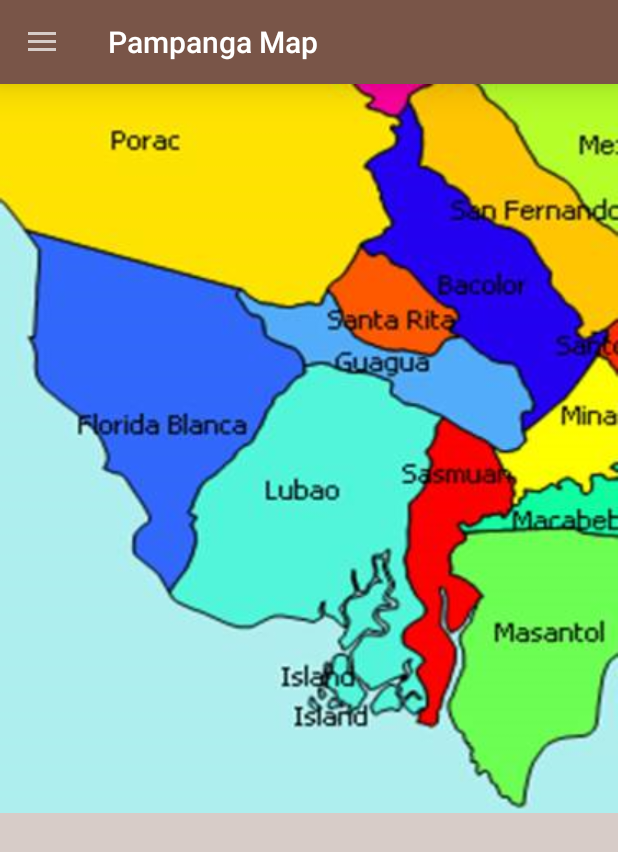
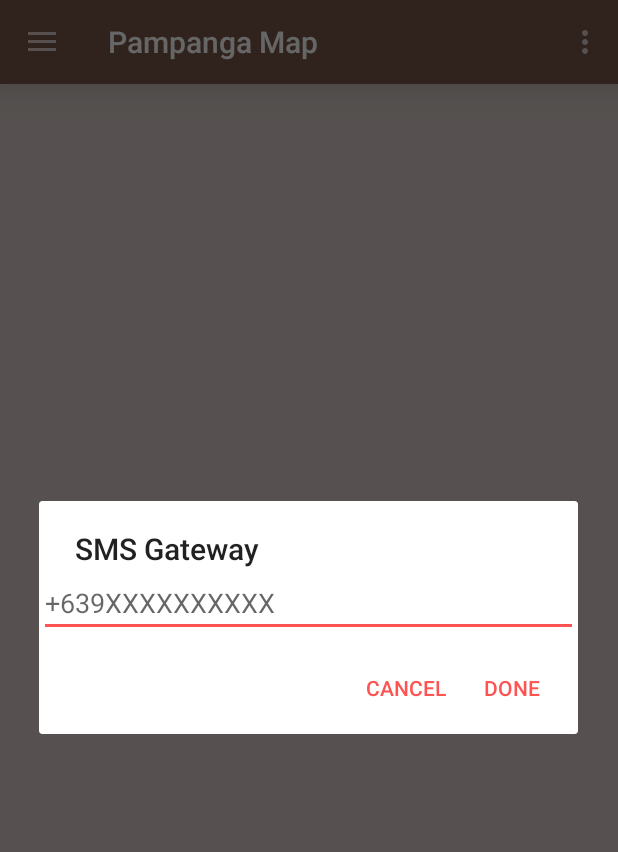
Before and after one commit to mnl-assasin/PampangaFloodWatch, an Android app: the screen it shows after launch (MainActivity), after a tap on "Pampanga Map", on a phone screen of 412 x 824 dp. Shown: the top 852 px of the screen. Run offline under Robolectric (Android 15) with nearby library versions, the phone set to English and light mode, and no system bars; our stand-ins replace ButterKnife; 1 other tap on this screen came first.

Commit message:
Update: Added SMS Parsing

```diff
--- a/app/src/main/java/com/dhvtsu/pampangafloodwatch/builder/DialogBuilder.java
+++ b/app/src/main/java/com/dhvtsu/pampangafloodwatch/builder/DialogBuilder.java
@@ -3,6 +3,7 @@ package com.dhvtsu.pampangafloodwatch.builder;
 import android.app.AlertDialog;
 import android.content.Context;
 import android.content.DialogInterface;
+import android.view.View;
 
 import com.dhvtsu.pampangafloodwatch.R;
 
@@ -34,14 +35,14 @@ public class DialogBuilder {
     }
 
     public static void dialogBuilder(final Context ctx, String title, String message, boolean cancelable, String pButton,
-                                     DialogInterface.OnClickListener positiveListener, String nButton,
-                                     DialogInterface.OnClickListener negativeListener) {
-        AlertDialog.Builder builder = new AlertDialog.Builder(ctx);
+                                     DialogInterface.OnClickListener pListener, String nButton,
+                                     DialogInterface.OnClickListener nListener) {
+        AlertDialog.Builder builder = getDialogBuilder(ctx);
         builder.setTitle(title);
         builder.setMessage(message);
         builder.setCancelable(cancelable);
-        builder.setPositiveButton(pButton, positiveListener);
-        builder.setNegativeButton(nButton, negativeListener);
+        builder.setPositiveButton(pButton, pListener);
+        builder.setNegativeButton(nButton, nListener);
         builder.show();
     }
 
@@ -50,7 +51,20 @@ public class DialogBuilder {
         builder.setMessage(message);
         builder.setPositiveButton(ctx.getString(R.string.done), listener);
         builder.show();
+    }
 
+    public static void dialogBuilder(final Context ctx, String title, View v, String pButton, DialogInterface.OnClickListener pListener, String nButton, DialogInterface.OnClickListener nListener) {
+        AlertDialog.Builder builder = getDialogBuilder(ctx);
+        builder.setTitle(title);
+        builder.setView(v);
+        builder.setCancelable(false);
+        builder.setPositiveButton(pButton, pListener);
+        builder.setNegativeButton(nButton, nListener);
+        builder.show();
+    }
+
+    public static AlertDialog.Builder getDialogBuilder(Context ctx) {
+        return new AlertDialog.Builder(ctx);
     }
 
 }
--- a/app/src/main/java/com/dhvtsu/pampangafloodwatch/data/EZSharedPreferences.java
+++ b/app/src/main/java/com/dhvtsu/pampangafloodwatch/data/EZSharedPreferences.java
@@ -10,7 +10,7 @@ public class EZSharedPreferences {
 
     private static String TAG = EZSharedPreferences.class.getSimpleName();
 
-    private static final String USER_PREFERENCES = "RigPirate_Prefs";
+    private static final String USER_PREFERENCES = "PFW_Preferences";
 
     public static final String KEY_LOGIN = "Login";
     public static final String KEY_GATEWAY = "SmsGateway";
@@ -27,7 +27,7 @@ public class EZSharedPreferences {
     }
 
     public static String getGateway(Context ctx) {
-        return getSharedPref(ctx).getString(KEY_GATEWAY, null);
+        return getSharedPref(ctx).getString(KEY_GATEWAY, "");
     }
 
     // = = = = = = = = = = = = = = = = = = = = = = =
--- a/app/src/main/java/com/dhvtsu/pampangafloodwatch/fragment/MapFragment.java
+++ b/app/src/main/java/com/dhvtsu/pampangafloodwatch/fragment/MapFragment.java
@@ -3,25 +3,49 @@ package com.dhvtsu.pampangafloodwatch.fragment;
 
 import android.content.BroadcastReceiver;
 import android.content.Context;
+import android.content.DialogInterface;
 import android.content.Intent;
 import android.content.IntentFilter;
 import android.os.Bundle;
 import android.support.v4.app.Fragment;
+import android.text.InputType;
 import android.view.LayoutInflater;
+import android.view.Menu;
+import android.view.MenuInflater;
+import android.view.MenuItem;
 import android.view.View;
 import android.view.ViewGroup;
+import android.widget.EditText;
+import android.widget.ImageView;
+import android.widget.TextView;
 
 import com.dhvtsu.pampangafloodwatch.R;
-import com.dhvtsu.pampangafloodwatch.builder.ToastBuilder;
+import com.dhvtsu.pampangafloodwatch.builder.DialogBuilder;
+import com.dhvtsu.pampangafloodwatch.data.EZSharedPreferences;
+import com.dhvtsu.pampangafloodwatch.data.Flood;
 import com.dhvtsu.pampangafloodwatch.service.SmsReceiver;
+import com.dhvtsu.pampangafloodwatch.utils.LogUtil;
+
+import butterknife.Bind;
+import butterknife.ButterKnife;
 
 /**
  * A simple {@link Fragment} subclass.
  */
 public class MapFragment extends Fragment {
+    private static final String TAG = MapFragment.class.getSimpleName();
 
+    @Bind(R.id.ivPampanga)
+    ImageView ivPampanga;
+    @Bind(R.id.txtMap)
+    TextView txtMap;
+
+    private Context ctx;
 
     private BroadcastReceiver mReceiver;
+    private String SMS_GATEWAY;
+
+    private int mapCombination[] = {0, 0, 0};
 
     public MapFragment() {
         // Required empty public constructor
@@ -31,17 +55,29 @@ public class MapFragment extends Fragment {
     public View onCreateView(LayoutInflater inflater, ViewGroup container,
                              Bundle savedInstanceState) {
         View v = inflater.inflate(R.layout.fragment_map, container, false);
+        ButterKnife.bind(this, v);
+
         initData();
+
         return v;
     }
 
     private void initData() {
+        setHasOptionsMenu(true);
+
+        SMS_GATEWAY = EZSharedPreferences.getGateway(getActivity());
+        if (SMS_GATEWAY.equals("")) {
+            LogUtil.d(TAG, "SMS Gateway not set!");
+            setGateway();
+        }
+
+        txtMap.setText("Value " + mapCombination[0] + " : " + mapCombination[1] + " : " + mapCombination[2]);
+//        txtMap.setText("87");
+        initSMSReceiver();
+
     }
 
-    @Override
-    public void onResume() {
-        super.onResume();
-
+    public void initSMSReceiver() {
         IntentFilter intentFilter = new IntentFilter(SmsReceiver.SMS_RECEIVE_FILTER);
         mReceiver = new BroadcastReceiver() {
             @Override
@@ -51,7 +87,8 @@ public class MapFragment extends Fragment {
                 String message = extras.getString(SmsReceiver.SMS_MESSAGE);
                 String sender = extras.getString(SmsReceiver.SMS_SENDER);
 
-                ToastBuilder.shortToast(getActivity(), sender + "\n" + message);
+                onSMSReceived(sender, message);
+//
             }
         };
 
@@ -59,8 +96,99 @@ public class MapFragment extends Fragment {
     }
 
     @Override
-    public void onDestroy() {
-        super.onDestroy();
+    public void onResume() {
+        super.onResume();
+
+    }
+
+    public void onSMSReceived(String sender, String message) {
+        LogUtil.d(TAG, "Sender " + sender);
+        int waterLevel = -1;
+        int area = -1;
+        if (sender.equals(SMS_GATEWAY)) {
+            LogUtil.d(TAG, "Message: " + message);
+
+            if (message.contains(Flood.MUN_BACOLOR))
+                area = Flood.BACOLOR;
+            else if (message.contains(Flood.MUN_FLORIDA))
+                area = Flood.FLORIDA;
+            else if (message.contains(Flood.MUN_LUBAO))
+                area = Flood.LUBAO;
+            else
+                area = -1;
+
+            if (message.contains(Flood.RED)) {
+                waterLevel = Flood.HIGH;
+            } else if (message.contains(Flood.ORANGE)) {
+                waterLevel = Flood.MID;
+            } else if (message.contains(Flood.YELLOW)) {
+                waterLevel = Flood.LOW;
+            } else if (message.contains(Flood.NORMAL)) {
+                waterLevel = Flood.NO_WATER;
+            } else
+                waterLevel = -1;
+
+            if (area != -1 && waterLevel != -1) {
+                updateMap(area, waterLevel);
+            }
+        }
+    }
+
+    private void updateMap(int area, int waterLevel) {
+        mapCombination[area] = waterLevel;
+        txtMap.setText(txtMap.getText().toString() + "\nValue " + mapCombination[0] + " : " + mapCombination[1] + " : " + mapCombination[2]);
+
+    }
+
+    @Override
+    public void onCreateOptionsMenu(Menu menu, MenuInflater inflater) {
+        super.onCreateOptionsMenu(menu, inflater);
+
+        inflater.inflate(R.menu.menu_fragment_map, menu);
+
+    }
+
+    @Override
+    public boolean onOptionsItemSelected(MenuItem item) {
+
+        switch (item.getItemId()) {
+            case R.id.menu_gateway:
+                setGateway();
+                break;
+        }
+
+        return super.onOptionsItemSelected(item);
+
+
+    }
+
+    public void setGateway() {
+        final EditText etGateway = new EditText(getActivity());
+        etGateway.setInputType(InputType.TYPE_CLASS_PHONE);
+        etGateway.setHint("+639XXXXXXXXXX");
+        DialogBuilder.dialogBuilder(getActivity(), "SMS Gateway",
+                etGateway, getString(R.string.done),
+                new DialogInterface.OnClickListener() {
+                    @Override
+                    public void onClick(DialogInterface dialog, int which) {
+                        String gatewayNumber = etGateway.getText().toString();
+                        LogUtil.d(TAG, gatewayNumber);
+                        EZSharedPreferences.setGateway(getActivity(), gatewayNumber);
+                        dialog.dismiss();
+                    }
+                }, getString(R.string.cancel), new DialogInterface.OnClickListener() {
+                    @Override
+                    public void onClick(DialogInterface dialog, int which) {
+                        dialog.dismiss();
+                    }
+                });
+    }
+
+
+    @Override
+    public void onDestroyView() {
+        super.onDestroyView();
+        ButterKnife.unbind(this);
         getActivity().unregisterReceiver(mReceiver);
     }
 }
--- /dev/null
+++ b/app/src/main/java/com/dhvtsu/pampangafloodwatch/utils/LogUtil.java
@@ -0,0 +1,13 @@
+package com.dhvtsu.pampangafloodwatch.utils;
+
+import android.util.Log;
+
+/**
+ * Created by mleano on 5/31/2016.
+ */
+public class LogUtil {
+
+    public static void d(String TAG, String message) {
+        Log.d(TAG, message);
+    }
+}
--- a/app/src/main/res/layout/fragment_map.xml
+++ b/app/src/main/res/layout/fragment_map.xml
@@ -16,7 +16,17 @@
         android:layout_width="match_parent"
         android:layout_height="wrap_content"
         android:adjustViewBounds="true"
-        android:src="@drawable/pampanga_crop" />
+        android:src="@drawable/pampanga_crop"
+        android:visibility="gone" />
+
+    <TextView
+        android:id="@+id/txtMap"
+        android:layout_width="wrap_content"
+        android:layout_height="wrap_content"
+        android:layout_centerHorizontal="true"
+        android:layout_centerVertical="true"
+        android:text="@string/hello_blank_fragment"
+        android:textAppearance="?android:attr/textAppearanceLarge" />
 
 
 </RelativeLayout>
--- /dev/null
+++ b/app/src/main/res/menu/menu_fragment_map.xml
@@ -0,0 +1,9 @@
+<?xml version="1.0" encoding="utf-8"?>
+<menu xmlns:android="http://schemas.android.com/apk/res/android"
+    xmlns:tools="http://schemas.android.com/tools">
+    <item
+        android:id="@+id/menu_gateway"
+        android:showAsAction="never"
+        android:title="SMS Gateway"
+        tools:ignore="AppCompatResource" />
+</menu>
--- a/app/src/main/res/values/colors.xml
+++ b/app/src/main/res/values/colors.xml
@@ -13,4 +13,6 @@
     <color name="textColorHint">#c3c3c3</color>
     <color name="colorControlHighlight">#795548</color>
     <color name="colorControlActivated">#5D4037</color>
+
+    <color name="colorTesting">#409521</color>
 </resources>
--- a/app/src/main/res/values/styles.xml
+++ b/app/src/main/res/values/styles.xml
@@ -7,18 +7,22 @@
         <item name="colorPrimaryDark">@color/colorPrimaryDark</item>
         <item name="colorAccent">@color/colorAccent</item>
         <item name="android:windowBackground">@color/lightPrimary</item>
-        <item name="android:textColor">@color/textColor</item>
-        <item name="android:textColorPrimary">@color/textColorPrimary</item>
         <item name="android:divider">@color/dividerColor</item>
         <item name="android:windowActionBar">false</item>
         <item name="android:windowNoTitle">true</item>
         <item name="colorControlHighlight">@color/colorAccent</item>
         <item name="colorControlActivated">@color/colorAccent</item>
         <item name="android:listDivider">@color/dividerColor</item>
+        <!--<item name="android:textColorPrimary">@color/textColorPrimaryDark</item>-->
+        <!--<item name="android:textColorSecondary">@color/colorTesting</item>-->
+        <!--<item name="android:actionOverflowMenuStyle">@style/PopupMenu.Base</item>-->
         <!--<item name="android:buttonStyle">@style/Button.Base</item>-->
+    </style>
 
+    <style name="PopupMenu.Base" parent="android:Widget.PopupMenu">
+        <item name="android:popupBackground">@color/colorPrimaryDark</item>
+    </style>
 
-    </style>
 
     <style name="Button.Base" parent="Base.Widget.AppCompat.Button">
         <item name="android:textColor">@color/textColorPrimary</item>
```
Also changed, not shown: app/src/main/java/com/dhvtsu/pampangafloodwatch/data/Flood.java (added, +24 -0 lines).
